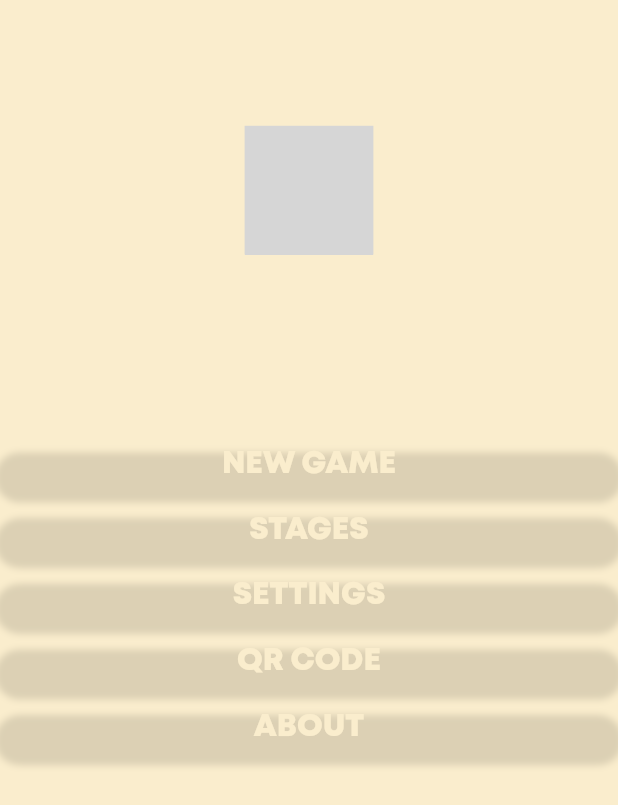
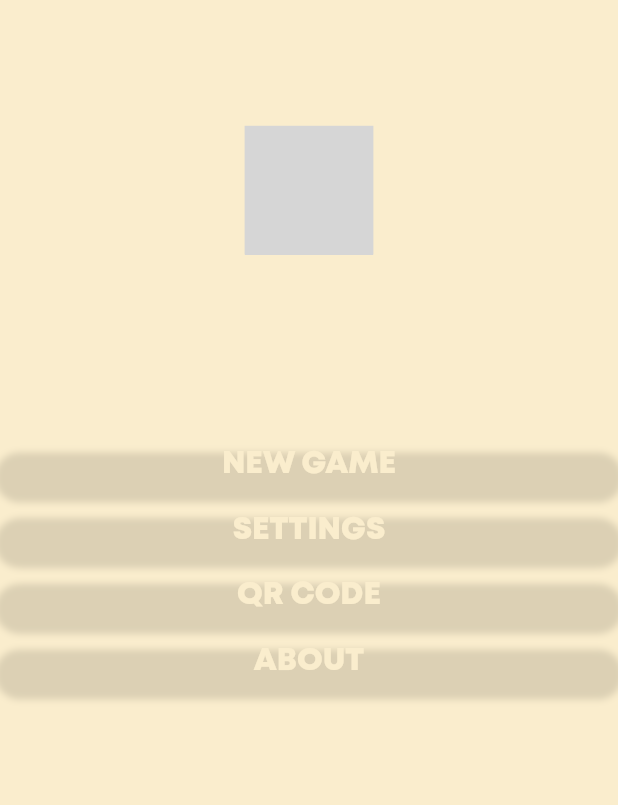
Before and after one commit to enehry/utak_riscian, a Flutter app: the screen it shows after launch, on a phone screen of 412 x 824 dp. Shown: the top 805 px of the screen. Run offline on Flutter 3.47's test engine with Material 2 defaults, Android fonts, the phone set to English and light mode, and no system bars; our stand-ins replace flutter_signin_button, flutter_svg, just_audio, package_info_plus, responsive_framework, shared_preferences; missing offline and left inert: animated_button; project files that could hold a hidden picture were left out; grey boxes are pictures that could not be loaded.

Commit message:
fix bugs

```diff
--- a/lib/screens/home_screen.dart
+++ b/lib/screens/home_screen.dart
@@ -95,7 +95,10 @@ class HomeScreen extends StatelessWidget {
                             ),
                           )
                         : Container(),
-                    LongButtonWidget(
+                    stage > 0
+                        ? Padding(
+                            padding: const EdgeInsets.only(bottom: 20.0),
+                            child: LongButtonWidget(
                               onPressed: () async {
                                 Navigator.of(context).push(
                                   MaterialPageRoute(
@@ -105,9 +108,8 @@ class HomeScreen extends StatelessWidget {
                               },
                               title: 'STAGES',
                             ),
-                    SizedBox(
-                      height: 20.0,
-                    ),
+                          )
+                        : Container(),
                     LongButtonWidget(
                       onPressed: () {
                         Navigator.of(context).push(
```
Also changed, not shown: lib/fact.dart (+21 -6 lines), lib/screens/stages_screen.dart (+16 -5 lines). Lines whose indentation alone changed are shown as unchanged.
